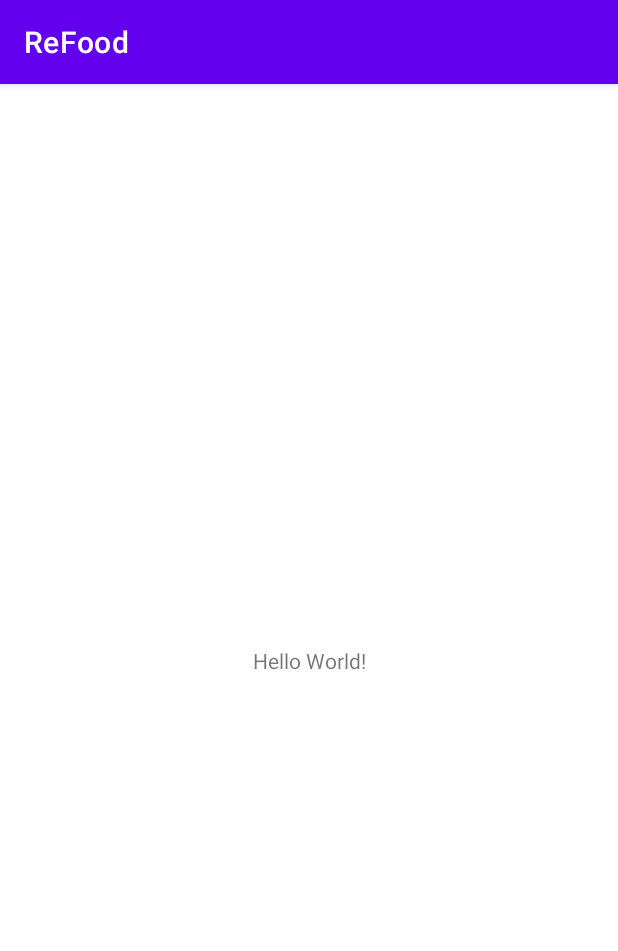
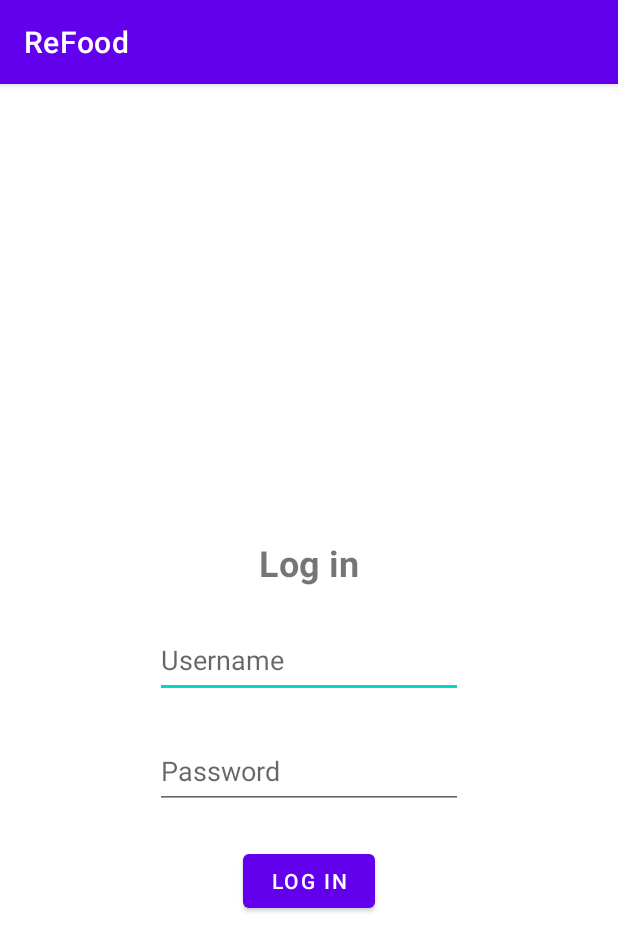
Before and after one commit to traianrdu/ReFood, an Android app: the screen it shows after launch (MainActivity), on a phone screen of 412 x 824 dp. Shown: the top 951 px of the screen. Run offline under Robolectric (Android 15) with nearby library versions, the phone set to English and light mode, and no system bars.

Commit message:
commit the main activities

```diff
--- a/app/src/main/java/com/example/refood/MainActivity.kt
+++ b/app/src/main/java/com/example/refood/MainActivity.kt
@@ -1,11 +1,36 @@
 package com.example.refood
 
+import android.content.Intent
 import androidx.appcompat.app.AppCompatActivity
 import android.os.Bundle
+import android.util.Log
+import android.widget.Button
+import android.widget.EditText
+import android.widget.Toast
 
 class MainActivity : AppCompatActivity() {
     override fun onCreate(savedInstanceState: Bundle?) {
         super.onCreate(savedInstanceState)
         setContentView(R.layout.activity_main)
+
+        initView()
+    }
+
+    private fun initView() {
+        val username = findViewById<EditText>(R.id.username)
+        val password = findViewById<EditText>(R.id.password)
+        val btnLogIn = findViewById<Button>(R.id.log_in_button)
+        btnLogIn.setOnClickListener {
+            if (username.text.toString() == "testcustomer" && password.text.toString() == "testcustomer") {
+                val intent = Intent(this, CustomerMain::class.java)
+                startActivity(intent)
+            } else if (username.text.toString() == "testcompany" && password.text.toString() == "testcompany") {
+                val intent = Intent(this, CompanyMain::class.java)
+                startActivity(intent)
+            }
+            else {
+                Toast.makeText(this, "try again", Toast.LENGTH_SHORT).show()
+            }
+        }
     }
 }
--- a/app/src/main/res/layout/activity_main.xml
+++ b/app/src/main/res/layout/activity_main.xml
@@ -1,18 +1,52 @@
 <?xml version="1.0" encoding="utf-8"?>
-<androidx.constraintlayout.widget.ConstraintLayout xmlns:android="http://schemas.android.com/apk/res/android"
+<androidx.constraintlayout.widget.ConstraintLayout
+    xmlns:android="http://schemas.android.com/apk/res/android"
+    xmlns:tools="http://schemas.android.com/tools"
     xmlns:app="http://schemas.android.com/apk/res-auto"
-    xmlns:tools="http://schemas.android.com/tools"
     android:layout_width="match_parent"
     android:layout_height="match_parent"
     tools:context=".MainActivity">
 
     <TextView
+        android:id="@+id/username_label"
         android:layout_width="wrap_content"
         android:layout_height="wrap_content"
-        android:text="Hello World!"
+        android:layout_marginBottom="24dp"
+        android:text="Log in"
+        android:textStyle="bold"
+        android:textSize="24sp"
+        app:layout_constraintBottom_toTopOf="@+id/username"
+        app:layout_constraintEnd_toEndOf="parent"
+        app:layout_constraintStart_toStartOf="parent" />
+    <EditText
+        android:id="@+id/username"
+        android:layout_width="205dp"
+        android:layout_height="50dp"
+        android:hint="Username"
         app:layout_constraintBottom_toBottomOf="parent"
-        app:layout_constraintLeft_toLeftOf="parent"
-        app:layout_constraintRight_toRightOf="parent"
+        app:layout_constraintEnd_toEndOf="parent"
+        app:layout_constraintStart_toStartOf="parent"
         app:layout_constraintTop_toTopOf="parent" />
 
-</androidx.constraintlayout.widget.ConstraintLayout>
+    <EditText
+        android:id="@+id/password"
+        android:layout_width="205dp"
+        android:layout_height="50dp"
+        android:layout_marginTop="24dp"
+        android:inputType="textPassword"
+        android:hint="Password"
+        app:layout_constraintEnd_toEndOf="parent"
+        app:layout_constraintStart_toStartOf="parent"
+        app:layout_constraintTop_toBottomOf="@+id/username" />
+
+    <Button
+        android:id="@+id/log_in_button"
+        android:layout_width="wrap_content"
+        android:layout_height="wrap_content"
+        android:layout_marginTop="24dp"
+        android:text="Log in"
+        app:layout_constraintEnd_toEndOf="parent"
+        app:layout_constraintStart_toStartOf="parent"
+        app:layout_constraintTop_toBottomOf="@+id/password" />
+
+  </androidx.constraintlayout.widget.ConstraintLayout>
--- /dev/null
+++ b/app/src/main/res/layout/company_main.xml
@@ -0,0 +1,6 @@
+<?xml version="1.0" encoding="utf-8"?>
+<androidx.constraintlayout.widget.ConstraintLayout xmlns:android="http://schemas.android.com/apk/res/android"
+    android:layout_width="match_parent"
+    android:layout_height="match_parent">
+
+</androidx.constraintlayout.widget.ConstraintLayout>
--- /dev/null
+++ b/app/src/main/res/layout/customer_main.xml
@@ -0,0 +1,6 @@
+<?xml version="1.0" encoding="utf-8"?>
+<androidx.constraintlayout.widget.ConstraintLayout xmlns:android="http://schemas.android.com/apk/res/android"
+    android:layout_width="match_parent"
+    android:layout_height="match_parent">
+
+</androidx.constraintlayout.widget.ConstraintLayout>
```
Also changed, not shown: app/src/main/AndroidManifest.xml (+5 -3 lines), app/src/main/java/com/example/refood/CompanyMain.kt (added, +16 -0 lines), app/src/main/java/com/example/refood/CustomerMain.kt (added, +16 -0 lines).
